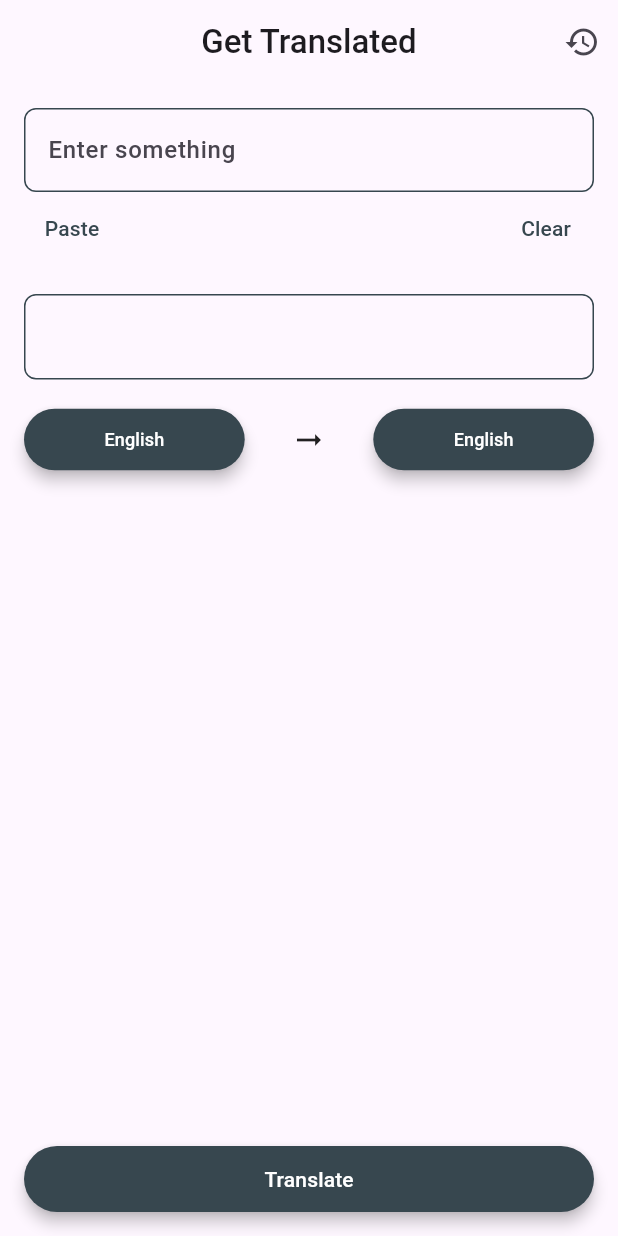
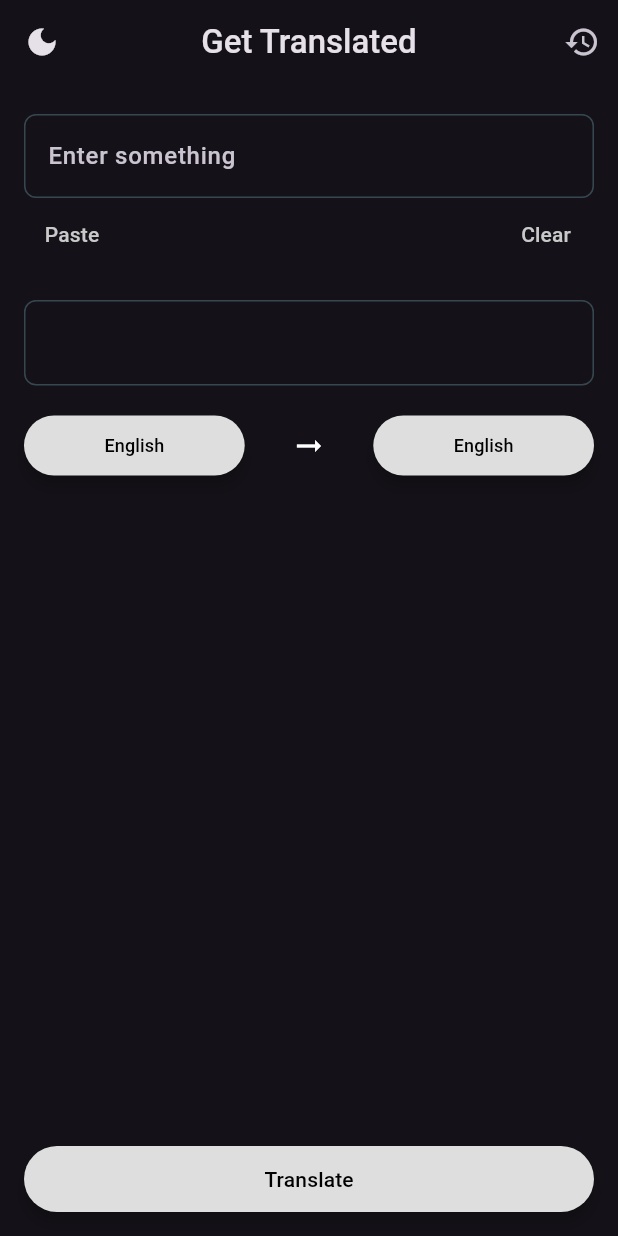
Before and after one commit to shamjadk/Get_translated, a Flutter app: the screen it shows after launch, on a phone screen of 412 x 824 dp. Run offline on Flutter 3.47's test engine with Material 3 defaults, Android fonts, the phone set to English and light mode, and no system bars; our stand-ins replace flutter_hooks, flutter_riverpod, freezed_annotation, hooks_riverpod, internet_connection_checker, objectbox and 1 more; missing offline and left inert: translator; generated files the repository leaves out were written again.

Commit message:
Added dark theme

```diff
--- a/lib/core/theme.dart
+++ /dev/null
@@ -1,5 +0,0 @@
-import 'package:flutter/material.dart';
-
-class AppTheme {
-  static  Color primaryColor = Colors.blueGrey.shade800;
-}
--- a/lib/main.dart
+++ b/lib/main.dart
@@ -1,6 +1,7 @@
 import 'package:flutter/material.dart';
 import 'package:flutter_riverpod/flutter_riverpod.dart';
 import 'package:translate_it/controller/objectbox_store.dart';
+import 'package:translate_it/core/theme/theme_provider.dart';
 import 'package:translate_it/view/pages/translate_page.dart';
 
 void main() async {
@@ -9,16 +10,16 @@ void main() async {
   runApp(const ProviderScope(child: MyApp()));
 }
 
-class MyApp extends StatelessWidget {
+class MyApp extends ConsumerWidget {
   static final scaffoldMessengerKey = GlobalKey<ScaffoldMessengerState>();
   const MyApp({super.key});
 
   @override
-  Widget build(BuildContext context) {
+  Widget build(BuildContext context, WidgetRef ref) {
     return MaterialApp(
       scaffoldMessengerKey: MyApp.scaffoldMessengerKey,
       debugShowCheckedModeBanner: false,
-      // theme: ThemeData.dark(),
+      theme: ref.watch(themeProvider),
       title: 'Flutter Demo',
       home: const TranslatePage(),
     );
--- a/lib/view/pages/history_page.dart
+++ b/lib/view/pages/history_page.dart
@@ -1,7 +1,7 @@
 import 'package:flutter/material.dart';
 import 'package:hooks_riverpod/hooks_riverpod.dart';
 import 'package:translate_it/controller/provider/translator_provider.dart';
-import 'package:translate_it/core/theme.dart';
+import 'package:translate_it/core/theme/theme.dart';
 import 'package:translate_it/view/widgets/app_bar_widget.dart';
 import 'package:translate_it/view/widgets/back_button_widget.dart';
 import 'package:translate_it/view/widgets/bottom_elevated_button_widget.dart';
@@ -39,7 +39,7 @@ class HistoryPage extends ConsumerWidget {
                                   height: 50,
                                   width: MediaQuery.sizeOf(context).width,
                                   decoration: BoxDecoration(
-                                      color: AppTheme.primaryColor,
+                                      color: AppTheme.primaryInLight,
                                       borderRadius: const BorderRadius.vertical(
                                           top: Radius.circular(8))),
                                   child: const Align(
--- a/lib/view/pages/lang_selection_page.dart
+++ b/lib/view/pages/lang_selection_page.dart
@@ -7,7 +7,7 @@ import 'package:flutter_hooks/flutter_hooks.dart';
 import 'package:hooks_riverpod/hooks_riverpod.dart';
 import 'package:translate_it/controller/provider/translator_provider.dart';
 import 'package:translate_it/core/langs.dart';
-import 'package:translate_it/core/theme.dart';
+import 'package:translate_it/core/theme/theme.dart';
 import 'package:translate_it/view/pages/translate_page.dart';
 import 'package:translate_it/view/widgets/app_bar_widget.dart';
 import 'package:translate_it/view/widgets/back_button_widget.dart';
@@ -117,7 +117,7 @@ class LangSelectionPage extends HookConsumerWidget {
                                 horizontal:
                                     index == _selectedIndex.value ? 16 : 0),
                             color: index == _selectedIndex.value
-                                ? AppTheme.primaryColor
+                                ? AppTheme.primaryInLight
                                 : Colors.transparent,
                             width: MediaQuery.sizeOf(context).width,
                             height: 40,
@@ -132,7 +132,7 @@ class LangSelectionPage extends HookConsumerWidget {
                                       style: TextStyle(
                                           color: index == _selectedIndex.value
                                               ? Colors.white
-                                              : Colors.black),
+                                              : null),
                                     ),
                                     Icon(
                                       Icons.done,
--- a/lib/view/pages/translate_page.dart
+++ b/lib/view/pages/translate_page.dart
@@ -6,11 +6,13 @@ import 'package:flutter_hooks/flutter_hooks.dart';
 import 'package:hooks_riverpod/hooks_riverpod.dart';
 import 'package:translate_it/controller/navigator_controller.dart';
 import 'package:translate_it/core/snack_bar.dart';
-import 'package:translate_it/core/theme.dart';
+import 'package:translate_it/core/theme/theme.dart';
 import 'package:translate_it/controller/provider/translator_provider.dart';
+import 'package:translate_it/core/theme/theme_provider.dart';
 import 'package:translate_it/model/history_entity_model.dart';
 import 'package:translate_it/view/pages/history_page.dart';
 import 'package:translate_it/view/pages/lang_selection_page.dart';
+import 'package:translate_it/view/widgets/app_bar_widget.dart';
 import 'package:translate_it/view/widgets/bottom_elevated_button_widget.dart';
 import 'package:translate_it/view/widgets/elevated_button_widget.dart';
 import 'package:translate_it/view/widgets/text_button_widget.dart';
@@ -36,12 +38,16 @@ class TranslatePage extends HookConsumerWidget {
         FocusScope.of(context).unfocus();
       },
       child: Scaffold(
-          appBar: AppBar(
-            centerTitle: true,
-            title: const Text(
-              'Get Translated',
-              style: TextStyle(fontWeight: FontWeight.w500),
-            ),
+          appBar: AppBarWidget(
+            leading: IconButton(
+                onPressed: () {
+                  ref.read(themeProvider.notifier).switchTheme();
+                },
+                icon: Icon(
+                    ref.watch(themeProvider).brightness == Brightness.dark
+                        ? Icons.dark_mode
+                        : Icons.light_mode)),
+            title: 'Get Translated',
             actions: [
               IconButton(
                   onPressed: () => navPush(context, const HistoryPage()),
@@ -95,8 +101,8 @@ class TranslatePage extends HookConsumerWidget {
                         horizontal: 12, vertical: 16),
                     decoration: BoxDecoration(
                         borderRadius: BorderRadius.circular(8),
-                        border:
-                            Border.all(color: AppTheme.primaryColor, width: 1)),
+                        border: Border.all(
+                            color: AppTheme.primaryInLight, width: 1)),
                     child: Text(
                       ref.watch(translatorProvider).translatedResult,
                       style: const TextStyle(
--- a/lib/view/widgets/bottom_elevated_button_widget.dart
+++ b/lib/view/widgets/bottom_elevated_button_widget.dart
@@ -1,5 +1,4 @@
 import 'package:flutter/material.dart';
-import 'package:translate_it/core/theme.dart';
 
 class BottomElevatedButtonWidget extends StatelessWidget {
   final Widget child;
@@ -13,11 +12,6 @@ class BottomElevatedButtonWidget extends StatelessWidget {
       height: 44,
       width: MediaQuery.sizeOf(context).width - 32,
       child: ElevatedButton(
-        style: ElevatedButton.styleFrom(
-            shadowColor: Colors.black,
-            elevation: 4,
-            backgroundColor: AppTheme.primaryColor,
-            foregroundColor: Colors.white),
         onPressed: onPressed,
         child: child,
       ),
--- a/lib/view/widgets/elevated_button_widget.dart
+++ b/lib/view/widgets/elevated_button_widget.dart
@@ -1,5 +1,4 @@
 import 'package:flutter/material.dart';
-import 'package:translate_it/core/theme.dart';
 
 class ElevatedButtonWidget extends StatelessWidget {
   final String btnName;
@@ -12,12 +11,6 @@ class ElevatedButtonWidget extends StatelessWidget {
     return SizedBox(
       width: MediaQuery.sizeOf(context).width / 2.8,
       child: ElevatedButton(
-        style: ElevatedButton.styleFrom(
-            padding: const EdgeInsets.all(12),
-            shadowColor: Colors.black,
-            elevation: 4,
-            backgroundColor: AppTheme.primaryColor,
-            foregroundColor: Colors.white),
         onPressed: onPressed,
         child: Text(
           textAlign: TextAlign.center,
--- a/lib/view/widgets/text_button_widget.dart
+++ b/lib/view/widgets/text_button_widget.dart
@@ -1,5 +1,4 @@
 import 'package:flutter/material.dart';
-import 'package:translate_it/core/theme.dart';
 
 class TextButtonWidget extends StatelessWidget {
   final String btnName;
@@ -12,9 +11,6 @@ class TextButtonWidget extends StatelessWidget {
                           onPressed: onPressed,
                           child: Text(
                             btnName,
-                            style: TextStyle(
-                              color: AppTheme.primaryColor,
-                            ),
-                          ));
+    ));
   }
 }
--- a/lib/view/widgets/text_field_widget.dart
+++ b/lib/view/widgets/text_field_widget.dart
@@ -1,5 +1,5 @@
 import 'package:flutter/material.dart';
-import 'package:translate_it/core/theme.dart';
+import 'package:translate_it/core/theme/theme.dart';
 
 class TextFieldWidget extends StatelessWidget {
   final TextEditingController controller;
@@ -15,14 +15,14 @@ class TextFieldWidget extends StatelessWidget {
       onSubmitted: onSubmitted,
       controller: controller,
       maxLines: null,
-      cursorColor: AppTheme.primaryColor,
+      cursorColor: AppTheme.primaryInLight,
       decoration: InputDecoration(
           focusedBorder: OutlineInputBorder(
               borderRadius: BorderRadius.circular(8),
-              borderSide: BorderSide(color: AppTheme.primaryColor, width: 2)),
+              borderSide: BorderSide(color: AppTheme.primaryInLight, width: 2)),
           enabledBorder: OutlineInputBorder(
               borderRadius: BorderRadius.circular(8),
-              borderSide: BorderSide(color: AppTheme.primaryColor, width: 1)),
+              borderSide: BorderSide(color: AppTheme.primaryInLight, width: 1)),
           hintText: 'Enter something',
           hintStyle:
               const TextStyle(fontWeight: FontWeight.w500, fontSize: 16)),
```
Also changed, not shown: lib/core/theme/color_extensions.dart (added, +23 -0 lines), lib/core/theme/theme.dart (added, +31 -0 lines), lib/core/theme/theme_provider.dart (added, +21 -0 lines).
